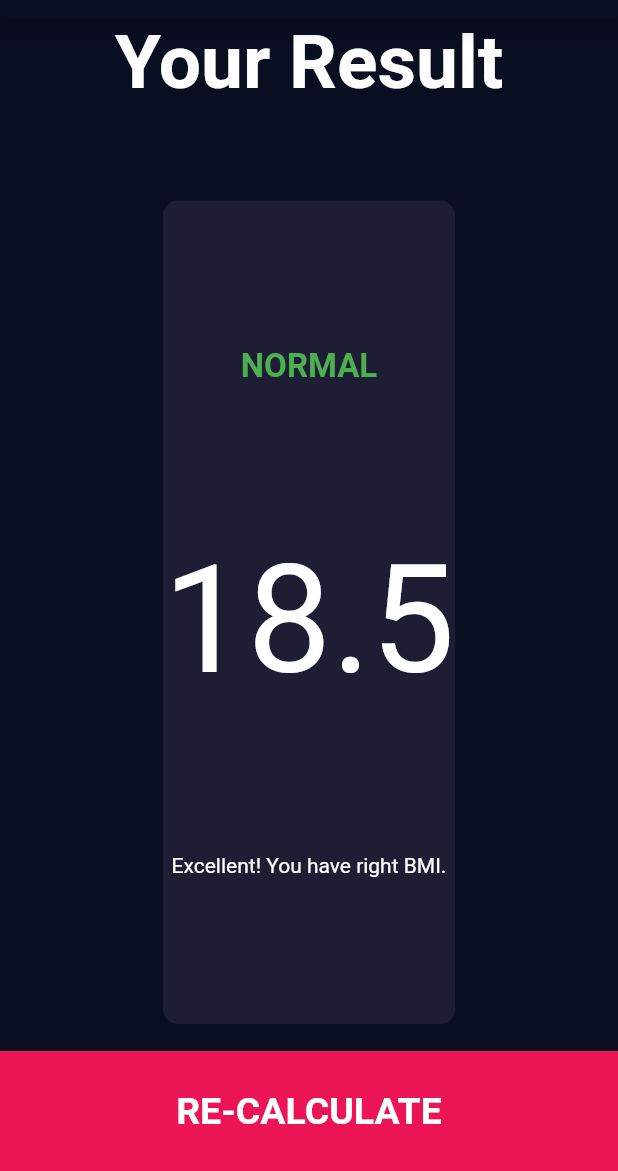
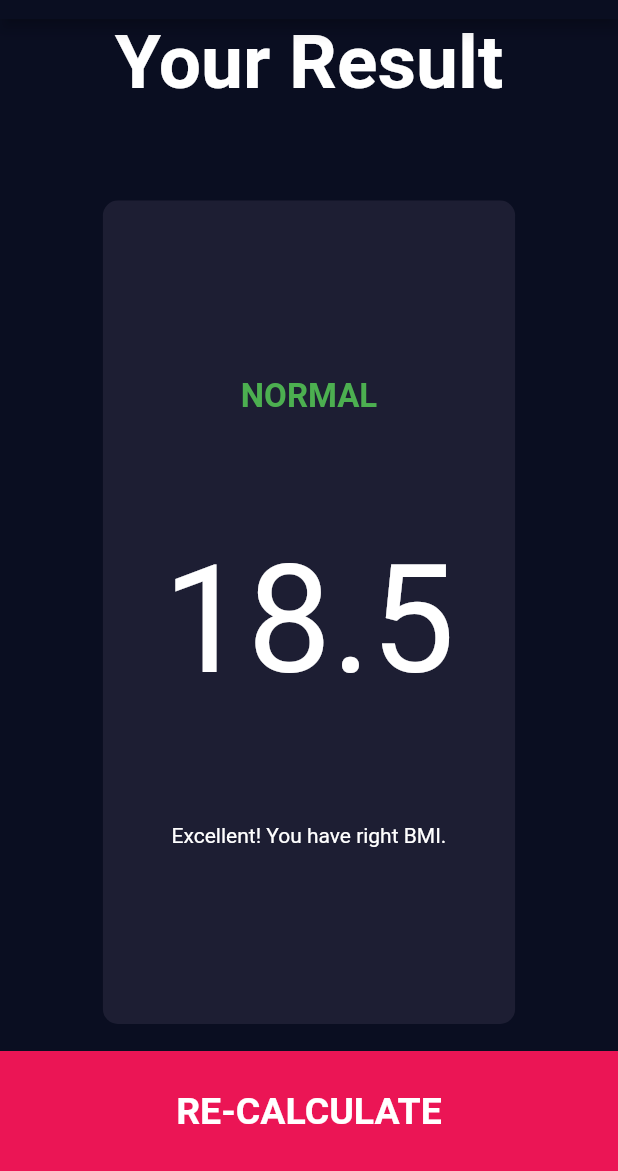
Before and after one commit to kmrosiek/bmicalculator, a Flutter app: the screen it shows after launch, after a tap on "CALCULATE", on a phone screen of 412 x 824 dp, the part 65-1236 px from its top. Run offline on Flutter 3.47's test engine with Material 2 defaults, Android fonts, the phone set to English and light mode, and no system bars; our stand-ins replace font_awesome_flutter.

Commit message:
Added padding to result page. Updated demo gif.

```diff
--- a/lib/screens/result_page.dart
+++ b/lib/screens/result_page.dart
@@ -37,7 +37,9 @@ class ResultPage extends StatelessWidget {
               child: ReusableCard(
                 backgroundColor: reusableCardColor,
                 onTap: () {},
-                cardChild: Column(
+                cardChild: Padding(
+                  padding: const EdgeInsets.all(40.0),
+                  child: Column(
                     mainAxisAlignment: MainAxisAlignment.spaceEvenly,
                     children: [
                       Text(weightStatusLabel,
@@ -55,6 +57,7 @@ class ResultPage extends StatelessWidget {
                   ),
                 ),
               ),
+            ),
             BottomButton(
                 onTap: () {
                   Navigator.pop(context);
```
Also changed, not shown: images/screen.gif. Lines whose indentation alone changed are shown as unchanged.
